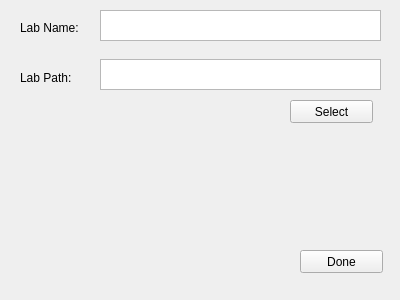
tokorealand/CS205, file repo_project/addlabsGUI/addlabsgui.ui: the form before one commit.
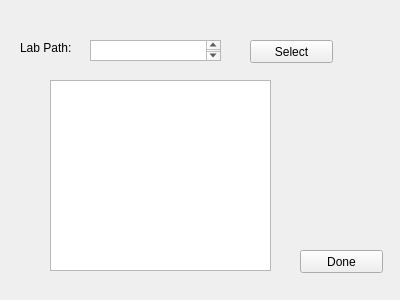
The form after the commit.

What changed in the file:
```diff
--- a/repo_project/addlabsGUI/addlabsgui.ui
+++ b/repo_project/addlabsGUI/addlabsgui.ui
@@ -26,24 +26,11 @@
     <string>Done</string>
    </property>
   </widget>
-  <widget class="QLabel" name="labNameLabel">
-   <property name="geometry">
-    <rect>
-     <x>20</x>
-     <y>20</y>
-     <width>81</width>
-     <height>16</height>
-    </rect>
-   </property>
-   <property name="text">
-    <string>Lab Name:</string>
-   </property>
-  </widget>
   <widget class="QLabel" name="labPathLabel">
    <property name="geometry">
     <rect>
      <x>20</x>
-     <y>70</y>
+     <y>40</y>
      <width>64</width>
      <height>15</height>
     </rect>
@@ -52,31 +39,21 @@
     <string>Lab Path:</string>
    </property>
   </widget>
-  <widget class="QTextEdit" name="labNameText">
-   <property name="geometry">
-    <rect>
-     <x>100</x>
-     <y>10</y>
-     <width>281</width>
-     <height>31</height>
-    </rect>
-   </property>
-  </widget>
   <widget class="QTextEdit" name="labPathText">
    <property name="geometry">
     <rect>
-     <x>100</x>
-     <y>59</y>
-     <width>281</width>
-     <height>31</height>
+     <x>90</x>
+     <y>40</y>
+     <width>131</width>
+     <height>21</height>
     </rect>
    </property>
   </widget>
   <widget class="QPushButton" name="selectButton">
    <property name="geometry">
     <rect>
-     <x>290</x>
-     <y>100</y>
+     <x>250</x>
+     <y>40</y>
      <width>83</width>
      <height>23</height>
     </rect>
@@ -85,6 +62,16 @@
     <string>Select</string>
    </property>
   </widget>
+  <widget class="QTextEdit" name="displayLabs">
+   <property name="geometry">
+    <rect>
+     <x>50</x>
+     <y>80</y>
+     <width>221</width>
+     <height>191</height>
+    </rect>
+   </property>
+  </widget>
  </widget>
  <layoutdefault spacing="6" margin="11"/>
  <resources/>
```
